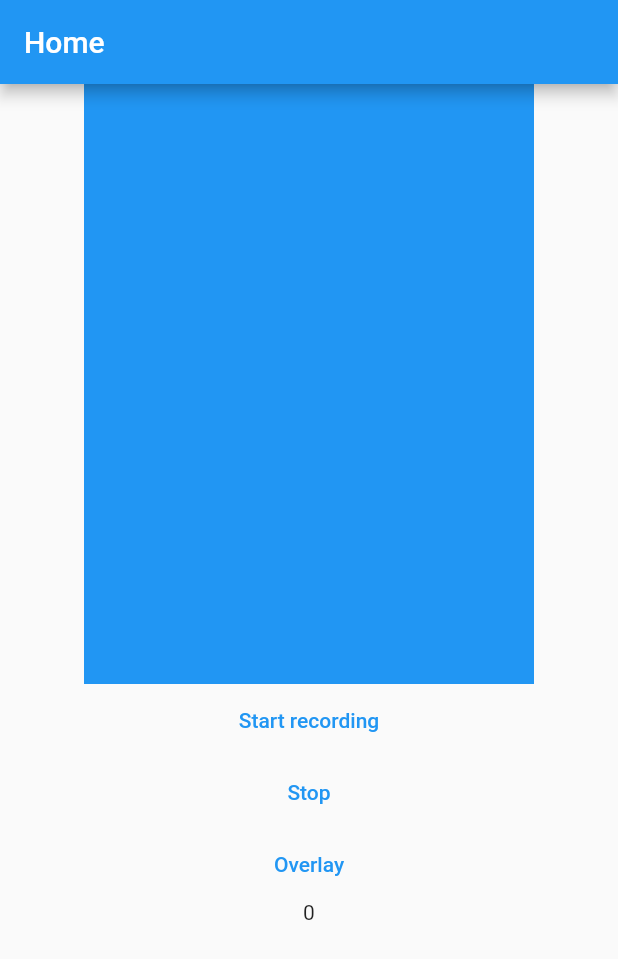
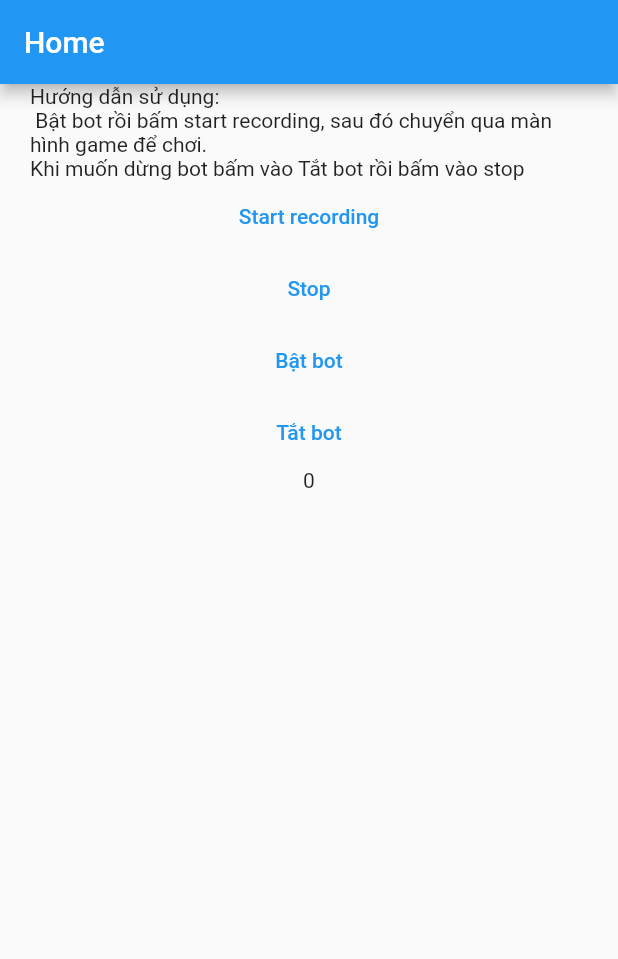
Before and after one commit to nvm1410/botSunc888, a Flutter app: the screen it shows after launch, on a phone screen of 412 x 824 dp. Shown: the top 959 px of the screen. Run offline on Flutter 3.47's test engine with Material 2 defaults, Android fonts, the phone set to English and light mode, and no system bars; our stand-ins replace chat_bubbles, get, rive; missing offline and left inert: flutter_feathersjs, flutter_overlay_window, flutter_webrtc, google_ml_kit, tiengviet.

Commit message:
done bot

```diff
--- a/lib/screens/home_screen.dart
+++ b/lib/screens/home_screen.dart
@@ -53,13 +53,17 @@ class _HomeScreenState extends State<HomeScreen> {
       ),
       body: Column(
         children: [
-          Center(
-              child: bytes == null
-                  ? Container(
-                width: 300,
-                height: 400,
-                color: Colors.blue)
-                  : Image.memory(bytes!.asUint8List(), width: 300, height: 400,)
+          // Center(
+          //     child: bytes == null
+          //         ? Container(
+          //       width: 300,
+          //       height: 400,
+          //       color: Colors.blue)
+          //         : Image.memory(bytes!.asUint8List(), width: 300, height: 400,)
+          // ),
+          Padding(
+            padding:  EdgeInsets.symmetric(horizontal: 20.0),
+            child: Text('Hướng dẫn sử dụng:\n Bật bot rồi bấm start recording, sau đó chuyển qua màn hình game để chơi.\nKhi muốn dừng bot bấm vào Tắt bot rồi bấm vào stop'),
           ),
           TextButton(
             onPressed: () async {
@@ -78,19 +82,20 @@ class _HomeScreenState extends State<HomeScreen> {
           ),
           TextButton(
             onPressed: () async {
+              final bool status = await FlutterOverlayWindow.isPermissionGranted();
+              if(!status) await FlutterOverlayWindow.requestPermission();
               await FlutterOverlayWindow.showOverlay(
                 alignment: OverlayAlignment.topRight,
-                flag: OverlayFlag.focusPointer,
+                flag: OverlayFlag.clickThrough,
               );
-              Timer.periodic(Duration(seconds: 3), (_){
-                var intValue = Random().nextInt(2);
-                if(intValue==0){
-                  FlutterOverlayWindow.shareData("Về chẵn");
-                } else FlutterOverlayWindow.shareData("Về lẻ");
-
-              });
             },
-            child: Text('Overlay'),
+            child: Text('Bật bot'),
+          ),
+          TextButton(
+            onPressed: () async {
+              FlutterOverlayWindow.shareData('closeBot');
+            },
+            child: Text('Tắt bot'),
           ),
           Text('${count}'),
         ],
--- a/lib/services/media_stream_service.dart
+++ b/lib/services/media_stream_service.dart
@@ -32,6 +32,7 @@ class ScreenService{
   }
 
   static void stop(){
+
     videoTrack!.stop();
     _localStream!.removeTrack(videoTrack!);
   }
```
Also changed, not shown: lib/screens/bot_overlay_screen.dart (+15 -9 lines), lib/services/text_recognition_service.dart (+85 -19 lines).
